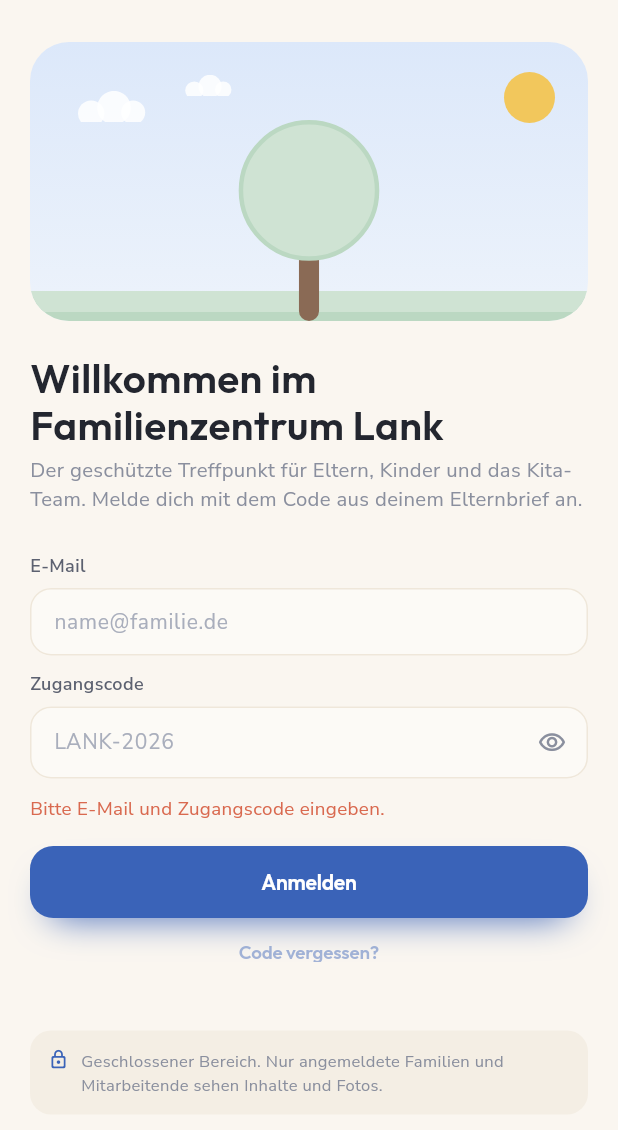
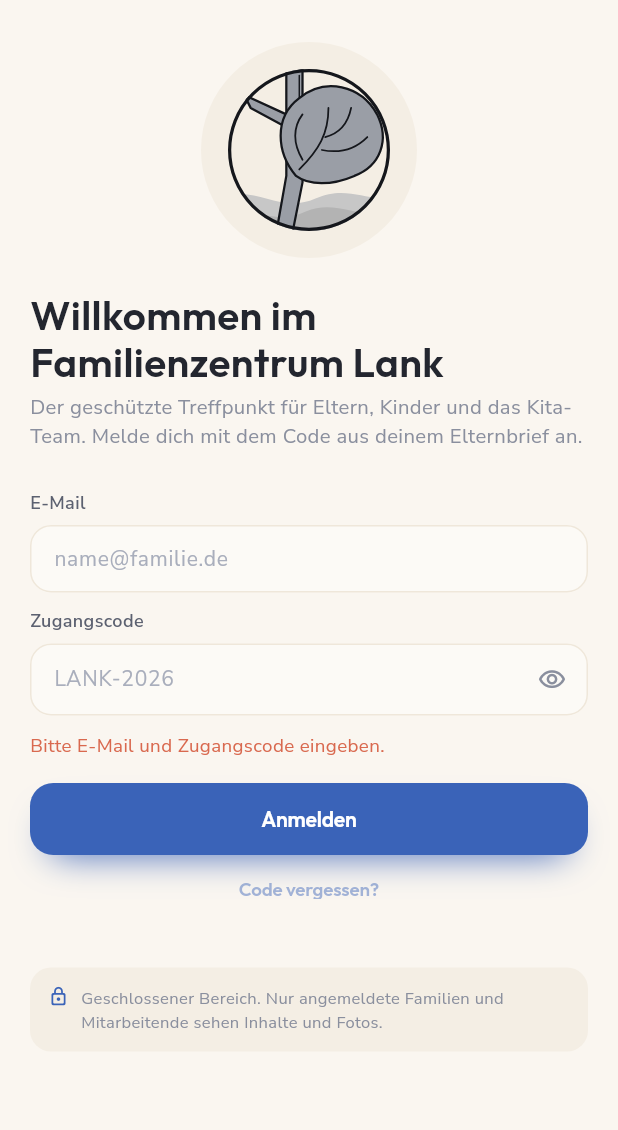
Before and after one commit to eins337/familienzentrum-app, a Flutter app: the screen it shows after launch, after a tap on "Anmelden", on a phone screen of 412 x 824 dp. Shown: the top 1130 px of the screen. Run offline on Flutter 3.47's test engine with Material 3 defaults, Android fonts, the phone set to English and light mode, and no system bars; our stand-ins replace cached_network_image, file_picker, flutter_dotenv, flutter_riverpod, go_router, google_fonts and 2 more; accounts and stored records are empty.

Commit message:
Build in the real Familienzentrum Lank logo
Recreated the Kita's actual logo (tree-in-a-circle with an overlapping
leaf, hand-drawn line-art style) as a scalable vector widget (AppLogo,
CustomPainter-based) from the artwork the Kita sent, matching the
existing illustration technique in illustrations.dart rather than
bundling a bitmap. Verified visually via an offline preview harness
before wiring in.

Replaces the old generic sky/sun/tree placeholder scene:
- Login screen: real logo badge above the welcome text
- Feed greeting card: small logo mark instead of the placeholder tree
- Web favicon + PWA icons (192/512, incl. maskable variants):
  regenerated from the same vector at each target size

Removed the now-unused placeholder illustration code (LoginIllustration,
_Sun, _Cloud, _GrassBand, _Tree, _FloatingWrapper) it replaced.

Co-Authored-By: Claude Sonnet 5 <noreply@anthropic.com>
Claude-Session: https://claude.ai/code/session_01QkWNacqdv1eayLgYvz7Xeb

```diff
--- a/app/lib/screens/feed/feed_screen.dart
+++ b/app/lib/screens/feed/feed_screen.dart
@@ -6,9 +6,9 @@ import '../../state/providers.dart';
 import '../../theme/tokens.dart';
 import '../../utils/birthdays.dart';
 import '../../utils/group_colors.dart';
+import '../../widgets/app_logo.dart';
 import '../../widgets/birthday_card.dart';
 import '../../widgets/event_card.dart';
-import '../../widgets/illustrations.dart';
 import '../../widgets/n_button.dart';
 import '../../widgets/kita_icons.dart';
 import '../../widgets/n_card.dart';
@@ -122,7 +122,7 @@ class _GreetingCard extends StatelessWidget {
               ],
             ),
           ),
-          const FeedGreetingIllustration(),
+          const AppLogo(size: 56, showRing: false),
         ],
       ),
     );
--- a/app/lib/screens/login_screen.dart
+++ b/app/lib/screens/login_screen.dart
@@ -2,7 +2,7 @@ import 'package:flutter/material.dart';
 import 'package:flutter_riverpod/flutter_riverpod.dart';
 import '../state/providers.dart';
 import '../theme/tokens.dart';
-import '../widgets/illustrations.dart';
+import '../widgets/app_logo.dart';
 import '../widgets/widgets.dart';
 
 class LoginScreen extends ConsumerStatefulWidget {
@@ -53,7 +53,13 @@ class _LoginScreenState extends ConsumerState<LoginScreen> {
         child: ListView(
           padding: const EdgeInsets.fromLTRB(20, 28, 20, 32),
           children: [
-              const LoginIllustration(),
+              Center(
+                child: Container(
+                  padding: const EdgeInsets.all(18),
+                  decoration: const BoxDecoration(color: AppColors.soft, shape: BoxShape.circle),
+                  child: const AppLogo(size: 108),
+                ),
+              ),
               const SizedBox(height: 22),
               const Text(
                 'Willkommen im\nFamilienzentrum Lank',
--- /dev/null
+++ b/app/lib/widgets/app_logo.dart
@@ -0,0 +1,130 @@
+import 'package:flutter/material.dart';
+
+/// The Familienzentrum Lank brand mark — a tree (family/growth) inside a
+/// circle, with a large leaf overlapping the canopy. Recreated as vector
+/// paths from the logo artwork the Kita sent (a hand-drawn-style grey/black
+/// line mark), matching the illustration technique already used for the
+/// Login/Feed scenes in `illustrations.dart` rather than a bundled bitmap.
+class AppLogo extends StatelessWidget {
+  const AppLogo({super.key, this.size = 96, this.showRing = true});
+  final double size;
+  final bool showRing;
+
+  @override
+  Widget build(BuildContext context) {
+    return SizedBox(
+      width: size,
+      height: size,
+      child: CustomPaint(painter: _LogoPainter(showRing: showRing)),
+    );
+  }
+}
+
+class _LogoPainter extends CustomPainter {
+  _LogoPainter({required this.showRing});
+  final bool showRing;
+
+  static const _ink = Color(0xFF15171C);
+  static const _trunkFill = Color(0xFF9A9EA6);
+  static const _leafFill = Color(0xFF9A9EA6);
+  static const _grassBack = Color(0xFFC7C7C7);
+  static const _grassFront = Color(0xFFB3B3B3);
+
+  Paint get _outline => Paint()
+    ..color = _ink
+    ..style = PaintingStyle.stroke
+    ..strokeWidth = 1
+    ..strokeCap = StrokeCap.round
+    ..strokeJoin = StrokeJoin.round;
+
+  @override
+  void paint(Canvas canvas, Size size) {
+    final s = size.width;
+    canvas.save();
+    canvas.clipPath(Path()..addOval(Rect.fromLTWH(0, 0, s, s)));
+
+    // Grass / rolling ground band, back layer then front layer — sized to
+    // clearly span the lower third like the reference artwork.
+    final grassBack = Path()
+      ..moveTo(-s * 0.05, s * 0.8)
+      ..cubicTo(s * 0.16, s * 0.7, s * 0.32, s * 0.9, s * 0.54, s * 0.8)
+      ..cubicTo(s * 0.76, s * 0.7, s * 0.9, s * 0.86, s * 1.05, s * 0.76)
+      ..lineTo(s * 1.05, s * 1.05)
+      ..lineTo(-s * 0.05, s * 1.05)
+      ..close();
+    canvas.drawPath(grassBack, Paint()..color = _grassBack);
+
+    final grassFront = Path()
+      ..moveTo(-s * 0.05, s * 0.9)
+      ..cubicTo(s * 0.12, s * 0.82, s * 0.28, s * 0.98, s * 0.48, s * 0.88)
+      ..cubicTo(s * 0.68, s * 0.79, s * 0.84, s * 0.96, s * 1.05, s * 0.86)
+      ..lineTo(s * 1.05, s * 1.05)
+      ..lineTo(-s * 0.05, s * 1.05)
+      ..close();
+    canvas.drawPath(grassFront, Paint()..color = _grassFront);
+
+    // Trunk: a straight band running from the top down to the base, with
+    // a slight root-flare kink near the bottom.
+    final trunk = Path()
+      ..moveTo(s * 0.36, s * 0.0)
+      ..lineTo(s * 0.46, s * 0.0)
+      ..lineTo(s * 0.46, s * 0.7)
+      ..lineTo(s * 0.4, s * 1.0)
+      ..lineTo(s * 0.3, s * 1.0)
+      ..lineTo(s * 0.36, s * 0.66)
+      ..close();
+    canvas.drawPath(trunk, Paint()..color = _trunkFill);
+    canvas.drawPath(trunk, _outline..strokeWidth = s * 0.014);
+    canvas.drawLine(Offset(s * 0.44, s * 0.04), Offset(s * 0.44, s * 0.66), _outline..strokeWidth = s * 0.009);
+
+    // Branch forking off toward the upper-left edge of the circle.
+    final branch = Path()
+      ..moveTo(s * 0.36, s * 0.28)
+      ..lineTo(s * 0.1, s * 0.16)
+      ..lineTo(s * 0.14, s * 0.24)
+      ..lineTo(s * 0.36, s * 0.36)
+      ..close();
+    canvas.drawPath(branch, Paint()..color = _trunkFill);
+    canvas.drawPath(branch, _outline..strokeWidth = s * 0.014);
+
+    // Leaf / canopy — a big teardrop overlapping the upper-right, with the
+    // trunk's fork tucked under its lower-left point.
+    final leaf = Path()
+      ..moveTo(s * 0.42, s * 0.66)
+      ..cubicTo(s * 0.3, s * 0.52, s * 0.28, s * 0.3, s * 0.44, s * 0.18)
+      ..cubicTo(s * 0.6, s * 0.05, s * 0.82, s * 0.1, s * 0.92, s * 0.28)
+      ..cubicTo(s * 1.0, s * 0.44, s * 0.94, s * 0.6, s * 0.78, s * 0.66)
+      ..cubicTo(s * 0.64, s * 0.72, s * 0.5, s * 0.72, s * 0.42, s * 0.66)
+      ..close();
+    canvas.drawPath(leaf, Paint()..color = _leafFill);
+    canvas.drawPath(leaf, _outline..strokeWidth = s * 0.014);
+
+    // Veins inside the leaf.
+    final veinPaint = _outline..strokeWidth = s * 0.011;
+    final mainVein = Path()
+      ..moveTo(s * 0.44, s * 0.62)
+      ..cubicTo(s * 0.56, s * 0.5, s * 0.62, s * 0.4, s * 0.62, s * 0.24);
+    canvas.drawPath(mainVein, veinPaint);
+    final veinBranchA = Path()
+      ..moveTo(s * 0.6, s * 0.42)
+      ..cubicTo(s * 0.68, s * 0.4, s * 0.74, s * 0.34, s * 0.76, s * 0.24);
+    canvas.drawPath(veinBranchA, veinPaint);
+    final veinBranchB = Path()
+      ..moveTo(s * 0.58, s * 0.5)
+      ..cubicTo(s * 0.68, s * 0.52, s * 0.78, s * 0.5, s * 0.86, s * 0.42);
+    canvas.drawPath(veinBranchB, veinPaint);
+    final veinLeft = Path()
+      ..moveTo(s * 0.46, s * 0.56)
+      ..cubicTo(s * 0.4, s * 0.46, s * 0.4, s * 0.36, s * 0.46, s * 0.28);
+    canvas.drawPath(veinLeft, veinPaint);
+
+    canvas.restore();
+
+    if (showRing) {
+      canvas.drawCircle(Offset(s / 2, s / 2), s / 2 - s * 0.01, _outline..strokeWidth = s * 0.02);
+    }
+  }
+
+  @override
+  bool shouldRepaint(covariant _LogoPainter oldDelegate) => oldDelegate.showRing != showRing;
+}
--- a/app/lib/widgets/illustrations.dart
+++ b/app/lib/widgets/illustrations.dart
@@ -1,55 +1,11 @@
 import 'package:flutter/material.dart';
 import '../theme/tokens.dart';
 
-// Flat-vector illustrations for the four spots named in the README: Login
-// header, Feed greeting, Krankmeldung success, confirmed Spielverabredung.
-// Built from simple shapes (no bitmaps), using the illustration palette
-// tokens. I can't render/preview Flutter UI in this environment, so please
-// eyeball these once the app runs and tell me what to adjust — proportions
-// especially are a best guess without a live view.
-
-/// Login header — sky gradient block with sun, clouds, grass and a
-/// stylized tree echoing the Ev. Familienzentrum Lank logo (a tree in a
-/// circle), standing in for the prototype's generic Kita-Haus scene.
-class LoginIllustration extends StatelessWidget {
-  const LoginIllustration({super.key, this.height = 186});
-  final double height;
-
-  @override
-  Widget build(BuildContext context) {
-    return ClipRRect(
-      borderRadius: BorderRadius.circular(26),
-      child: Container(
-        height: height,
-        decoration: const BoxDecoration(
-          gradient: LinearGradient(begin: Alignment.topCenter, end: Alignment.bottomCenter, colors: [Color(0xFFDCE8FA), Color(0xFFEDF3FB)]),
-        ),
-        child: Stack(
-          clipBehavior: Clip.none,
-          children: [
-            Positioned(right: 22, top: 20, child: _Sun()),
-            Positioned(left: 26, top: 30, child: _Cloud(scale: 0.8)),
-            Positioned(left: 90, top: 16, child: _Cloud(scale: 0.55)),
-            Positioned(bottom: 0, left: 0, right: 0, child: _GrassBand()),
-            Align(alignment: Alignment.bottomCenter, child: _Tree(height: height * 0.72)),
-          ],
-        ),
-      ),
-    );
-  }
-}
-
-/// Feed greeting card — a small floating tree motif, matching the login
-/// header's brand element at a smaller size.
-class FeedGreetingIllustration extends StatelessWidget {
-  const FeedGreetingIllustration({super.key, this.size = 74});
-  final double size;
-
-  @override
-  Widget build(BuildContext context) {
-    return _FloatingWrapper(child: _Tree(height: size));
-  }
-}
+// Flat-vector illustrations for the spots named in the README: Krankmeldung
+// success, confirmed Spielverabredung. Built from simple shapes (no
+// bitmaps), using the illustration palette tokens. The Login header and
+// Feed greeting now use the real brand mark (`AppLogo`) instead of the
+// placeholder tree motif that used to live here.
 
 /// Krankmeldung success — a sleeping child in bed.
 class SleepingChildIllustration extends StatelessWidget {
@@ -146,98 +102,3 @@ class PlaydateConfirmedIllustration extends StatelessWidget {
     );
   }
 }
-
-// The README calls for a perpetual ±3px "floaty" drift on this
-// illustration, but an endlessly-repeating AnimationController driving a
-// Transform every frame is a known Flutter-web/CanvasKit trigger for a
-// MouseTracker assertion storm ("mouse_tracker.dart:199") whenever the
-// pointer sits near another hoverable widget on the same screen — it
-// broke the whole Feed page for a live tester. Not worth the risk for a
-// few pixels of drift, so this is a static wrapper instead.
-class _FloatingWrapper extends StatelessWidget {
-  const _FloatingWrapper({required this.child});
-  final Widget child;
-
-  @override
-  Widget build(BuildContext context) => child;
-}
-
-class _Sun extends StatelessWidget {
-  @override
-  Widget build(BuildContext context) {
-    return Container(width: 34, height: 34, decoration: const BoxDecoration(color: AppColors.illuSonne, shape: BoxShape.circle));
-  }
-}
-
-class _Cloud extends StatelessWidget {
-  const _Cloud({this.scale = 1});
-  final double scale;
-
-  @override
-  Widget build(BuildContext context) {
-    return Transform.scale(
-      scale: scale,
-      child: SizedBox(
-        width: 60,
-        height: 26,
-        child: Stack(
-          children: [
-            Positioned(left: 0, top: 8, child: _puff(22)),
-            Positioned(left: 16, top: 0, child: _puff(28)),
-            Positioned(left: 36, top: 8, child: _puff(20)),
-          ],
-        ),
-      ),
-    );
-  }
-
-  Widget _puff(double d) => Container(width: d, height: d, decoration: BoxDecoration(color: Colors.white.withValues(alpha: 0.85), shape: BoxShape.circle));
-}
-
-class _GrassBand extends StatelessWidget {
-  @override
-  Widget build(BuildContext context) {
-    return SizedBox(
-      height: 30,
-      child: Stack(
-        children: [
-          Positioned(bottom: 0, left: 0, right: 0, child: Container(height: 16, color: AppColors.illuGrasShade)),
-          Positioned(bottom: 6, left: 0, right: 0, child: Container(height: 14, color: AppColors.illuGras)),
-        ],
-      ),
-    );
-  }
-}
-
-/// The trunk + rounded canopy motif echoing the real Ev. Familienzentrum
-/// Lank logo (a tree inside a circle).
-class _Tree extends StatelessWidget {
-  const _Tree({required this.height});
-  final double height;
-
-  @override
-  Widget build(BuildContext context) {
-    final trunkW = height * 0.1;
-    return SizedBox(
-      height: height,
-      width: height * 0.82,
-      child: Stack(
-        alignment: Alignment.bottomCenter,
-        children: [
-          Positioned(
-            bottom: 0,
-            child: Container(width: trunkW, height: height * 0.42, decoration: BoxDecoration(color: AppColors.illuHolz, borderRadius: BorderRadius.circular(trunkW / 2))),
-          ),
-          Positioned(
-            bottom: height * 0.3,
-            child: Container(
-              width: height * 0.7,
-              height: height * 0.7,
-              decoration: BoxDecoration(color: AppColors.illuGras, shape: BoxShape.circle, border: Border.all(color: AppColors.illuGrasShade, width: 3)),
-            ),
-          ),
-        ],
-      ),
-    );
-  }
-}
```
Also changed, not shown: 5 other files.
